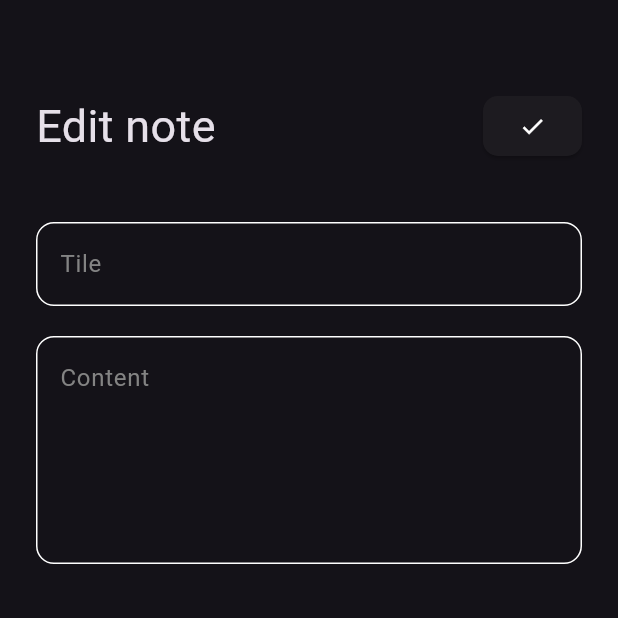
After one commit to omarelshahawy00/notes_app, a Flutter app: the screen it shows after launch, after a tap on "Flutter Tips", on a phone screen of 412 x 824 dp, the top half of it. The commit adds this screen. Run offline on Flutter 3.47's test engine with Material 3 defaults, Android fonts, the phone set to English and light mode, and no system bars.

Commit message:
finished edit view

```diff
--- a/lib/main.dart
+++ b/lib/main.dart
@@ -1,4 +1,5 @@
 import 'package:flutter/material.dart';
+import 'package:notes_app/views/edit_note_view.dart';
 import 'package:notes_app/views/notes_view.dart';
 
 void main() {
@@ -13,7 +14,11 @@ class NoteApp extends StatelessWidget {
     return MaterialApp(
       debugShowCheckedModeBanner: false,
       theme: ThemeData.dark(),
-      home: const NotesView(),
+      routes: {
+        NotesView.id: (context) => const NotesView(),
+        EditNoteView.id: (context) => const EditNoteView(),
+      },
+      initialRoute: NotesView.id,
     );
   }
 }
--- /dev/null
+++ b/lib/views/edit_note_view.dart
@@ -0,0 +1,35 @@
+import 'package:flutter/material.dart';
+import 'package:notes_app/views/widgets/custom_appbar.dart';
+import 'package:notes_app/views/widgets/custom_text_field.dart';
+
+class EditNoteView extends StatelessWidget {
+  const EditNoteView({super.key});
+  static String id = 'editnoteview';
+  @override
+  Widget build(BuildContext context) {
+    return const Scaffold(
+      body: Padding(
+        padding: EdgeInsets.symmetric(horizontal: 24),
+        child: Column(
+          children: [
+            CustomAppbar(
+              title: 'Edit note',
+              icon: Icons.check,
+            ),
+            SizedBox(
+              height: 40,
+            ),
+            CustomTextField(hint: 'Tile'),
+            SizedBox(
+              height: 20,
+            ),
+            CustomTextField(
+              hint: 'Content',
+              maxLines: 5,
+            ),
+          ],
+        ),
+      ),
+    );
+  }
+}
--- a/lib/views/notes_view.dart
+++ b/lib/views/notes_view.dart
@@ -4,7 +4,7 @@ import 'package:notes_app/views/widgets/notes_view_body.dart';
 
 class NotesView extends StatelessWidget {
   const NotesView({super.key});
-
+  static String id = 'notesview';
   @override
   Widget build(BuildContext context) {
     return Scaffold(
--- a/lib/views/widgets/custom_add_button.dart
+++ b/lib/views/widgets/custom_add_button.dart
@@ -17,7 +17,7 @@ class CustomAddButton extends StatelessWidget {
         child: Text(
           title,
           style: const TextStyle(
-            fontSize: 18,
+            fontSize: 20,
             fontWeight: FontWeight.bold,
           ),
         ),
--- a/lib/views/widgets/custom_appbar.dart
+++ b/lib/views/widgets/custom_appbar.dart
@@ -2,22 +2,25 @@ import 'package:flutter/material.dart';
 import 'package:notes_app/views/widgets/custom_search_button.dart';
 
 class CustomAppbar extends StatelessWidget {
-  const CustomAppbar({super.key});
-
+  const CustomAppbar({super.key, required this.title, required this.icon});
+  final String title;
+  final IconData icon;
   @override
   Widget build(BuildContext context) {
-    return const Padding(
+    return Padding(
       padding: EdgeInsets.only(top: 60),
       child: Row(
         children: [
           Text(
-            'Notes',
+            title,
             style: TextStyle(
               fontSize: 30,
             ),
           ),
           Spacer(),
-          CustomSearchButton(),
+          CustomSearchButton(
+            icon: icon,
+          ),
         ],
       ),
     );
--- a/lib/views/widgets/custom_search_button.dart
+++ b/lib/views/widgets/custom_search_button.dart
@@ -1,8 +1,8 @@
 import 'package:flutter/material.dart';
 
 class CustomSearchButton extends StatelessWidget {
-  const CustomSearchButton({super.key});
-
+  const CustomSearchButton({super.key, required this.icon});
+  final IconData icon;
   @override
   Widget build(BuildContext context) {
     return ElevatedButton.icon(
@@ -19,8 +19,8 @@ class CustomSearchButton extends StatelessWidget {
       iconAlignment: IconAlignment.end,
       onPressed: () {},
       label: const Text(''),
-      icon: const Icon(
-        Icons.search,
+      icon: Icon(
+        icon,
         color: Colors.white,
       ),
     );
--- a/lib/views/widgets/cutom_text_field.dart
+++ b/lib/views/widgets/custom_text_field.dart
@@ -1,8 +1,8 @@
 import 'package:flutter/material.dart';
 import 'package:notes_app/constans.dart';
 
-class CutomTextField extends StatelessWidget {
-  const CutomTextField({super.key, required this.hint, this.maxLines = 1});
+class CustomTextField extends StatelessWidget {
+  const CustomTextField({super.key, required this.hint, this.maxLines = 1});
   final String hint;
   final int maxLines;
   @override
--- a/lib/views/widgets/notes_listview.dart
+++ b/lib/views/widgets/notes_listview.dart
@@ -1,4 +1,5 @@
 import 'package:flutter/material.dart';
+import 'package:notes_app/views/edit_note_view.dart';
 import 'package:notes_app/views/widgets/custom_note_item.dart';
 
 class NotesListview extends StatelessWidget {
@@ -11,9 +12,14 @@ class NotesListview extends StatelessWidget {
       child: ListView.builder(
         padding: EdgeInsets.zero,
         itemBuilder: (context, index) {
-          return const Padding(
-            padding: EdgeInsets.symmetric(vertical: 5),
-            child: CustomNoteItem(),
+          return Padding(
+            padding: const EdgeInsets.symmetric(vertical: 5),
+            child: GestureDetector(
+              child: const CustomNoteItem(),
+              onTap: () {
+                Navigator.pushNamed(context, EditNoteView.id);
+              },
+            ),
           );
         },
       ),
--- a/lib/views/widgets/notes_view_body.dart
+++ b/lib/views/widgets/notes_view_body.dart
@@ -11,7 +11,10 @@ class NotesViewBody extends StatelessWidget {
       padding: EdgeInsets.symmetric(horizontal: 24),
       child: Column(
         children: [
-          CustomAppbar(),
+          CustomAppbar(
+            title: 'Notes',
+            icon: Icons.search,
+          ),
           Expanded(child: NotesListview()),
         ],
       ),
```
Also changed, not shown: lib/views/widgets/add_note_using_bottom_sheet.dart (+3 -4 lines).
